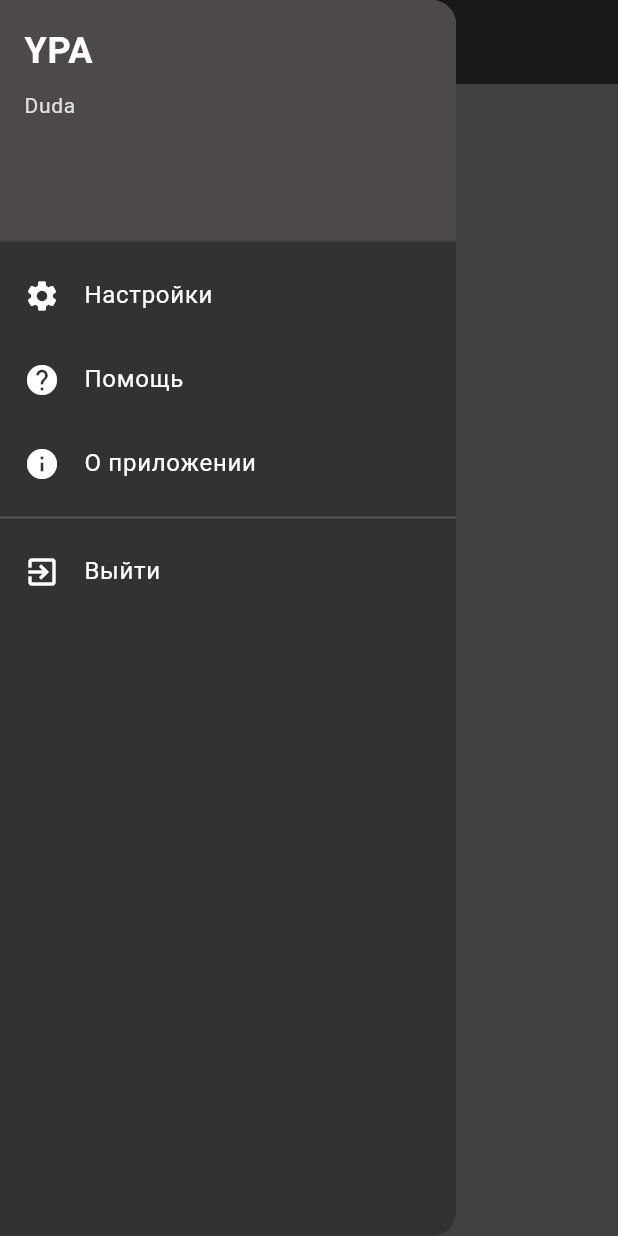
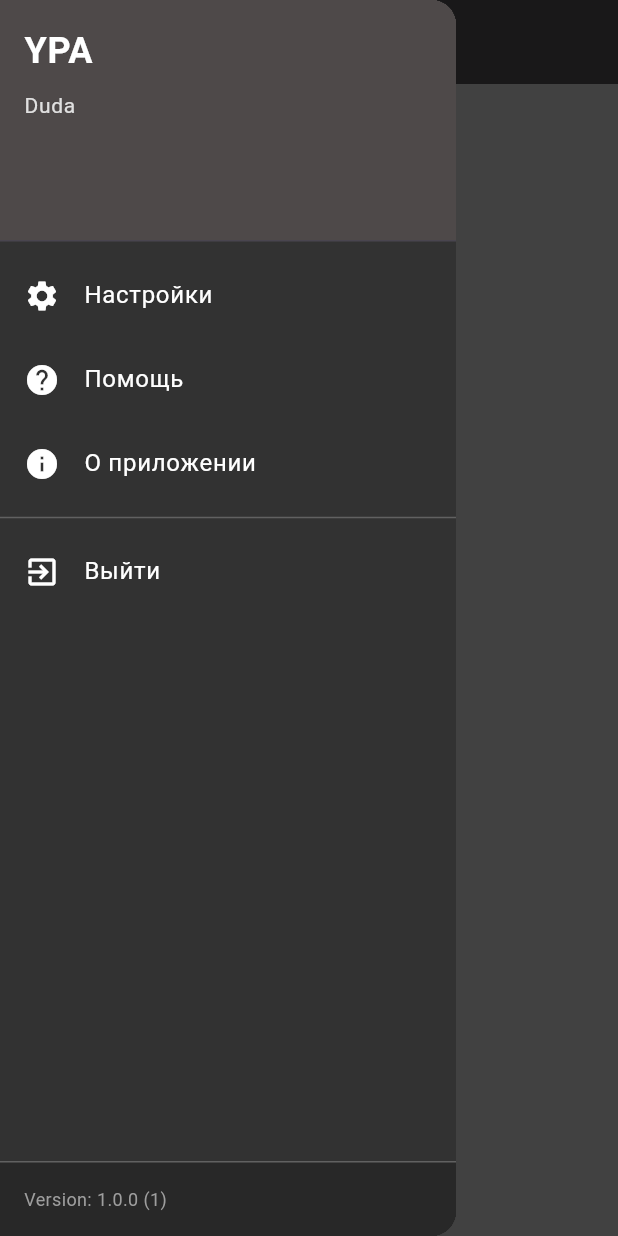
Before and after one commit to AndreyShikhov/YourPlasticArmy, a Flutter app: the screen it shows after launch, with the side drawer open, on a phone screen of 412 x 824 dp. Run offline on Flutter 3.47's test engine with Material 3 defaults, Android fonts, the phone set to English and light mode, and no system bars; our stand-ins replace go_router, package_info_plus.

Commit message:
add versions

```diff
--- a/YPA/lib/core/screens/main_screen.dart
+++ b/YPA/lib/core/screens/main_screen.dart
@@ -3,6 +3,7 @@ import 'dart:io';
 
 import 'package:flutter/material.dart';
 import 'package:go_router/go_router.dart';
+import 'package:package_info_plus/package_info_plus.dart';
 import 'package:provider/provider.dart';
 import 'package:ypa/core/widgets/buttons.dart';
 import 'package:ypa/core/data/style_data.dart';
@@ -26,6 +27,14 @@ class MainScreen extends StatefulWidget {
 class _MainScreenState extends State<MainScreen> {
   final Color contentColor = Colors.black26;
 
+  Map<ButtonType, bool> _statesAllButtons = {
+    ButtonType.warhammer40k: true,
+    ButtonType.warhammerAoS: true,
+  };
+  final List<String> _buttonTitles = [
+    'Warhammer 40K',
+    'Warhammer AoS',
+  ];
 
 
   @override
@@ -40,17 +49,6 @@ class _MainScreenState extends State<MainScreen> {
   }
 
 
-
-  List get _buttonHandlers => [
-        () =>  context.go('/game_screen'),
-  ];
-
-  Map<ButtonType, bool> _statesAllButtons = {
-    ButtonType.warhammer40k: true,
-    ButtonType.warhammerAoS: true,
-  };
-
-
   void enableAllButtons({bool isEnable = true}) {
     setState(() {
       _statesAllButtons = {
@@ -60,10 +58,41 @@ class _MainScreenState extends State<MainScreen> {
     });
   }
 
-  final List<String> _buttonTitles = [
-    'Warhammer 40K',
-    'Warhammer AoS',
+  List get _buttonHandlers => [
+        () =>  context.go('/game_screen'),
   ];
+
+
+  @override
+  Widget build(BuildContext context) {
+    // Получаем доступ к UserProvider
+    final userProvider = context.watch<UserProvider>();
+    userProvider.setName("Duda");
+
+    return Scaffold(
+      appBar: AppBar (
+        backgroundColor:  Color(0x7160605E),
+        shadowColor: Color(0x3C373771),
+        elevation: 0,
+        leading: Builder(
+          builder: (context)=> IconButton(
+              onPressed: ()=> Scaffold.of(context).openDrawer(),
+              icon: const Icon (Icons.menu, color: Colors.white,)
+          ),
+      ),
+      ),
+        drawer: _buildDrawer(context, userProvider),
+        body: Container(
+          color: mainScreenColor,
+          child: Center(
+            child: Column(
+              mainAxisAlignment: MainAxisAlignment.center,
+              children: _buildButtons(),
+            ),
+          ),
+        ),
+    );
+  }
 
   List<Widget> _buildButtons(){
     return _buttonTitles.asMap().entries.map((elem){
@@ -86,8 +115,13 @@ List<Widget> _buildButtons(){
   }
 
   Widget _buildDrawer(BuildContext context, UserProvider user) {
+
     return Drawer(
       backgroundColor: Color.fromARGB(255, 50, 50, 50),
+      child: Column(
+        children: [
+          // Основное содержимое меню (прокручиваемое)
+          Expanded(
             child: ListView(
               padding: EdgeInsets.zero,
               children: [
@@ -124,8 +158,7 @@ List<Widget> _buildButtons(){
                   icon: Icons.settings,
                   title: 'Настройки',
                   onTap: () {
-              Navigator.pop(context); // Закрываем меню
-              // TODO: Переход на экран настроек
+                    Navigator.pop(context);
                     print('Настройки');
                   },
                 ),
@@ -156,12 +189,35 @@ List<Widget> _buildButtons(){
                   title: 'Выйти',
                   onTap: () {
                     print('Выход');
-              Navigator.pop(context); // Закрыть диалог
-              // Для веба/десктопа — закрыть вкладку
-              // Для мобильных — SystemNavigator.pop()
+                    Navigator.pop(context);
                     if (Platform.isAndroid || Platform.isIOS) {
                       SystemNavigator.pop();
                     }
+                  },
+                ),
+              ],
+            ),
+          ),
+
+          // Версия приложения ВСЕГДА внизу
+          FutureBuilder<PackageInfo>(
+            future: PackageInfo.fromPlatform(),
+            builder: (context, snapshot) {
+              if (snapshot.hasData) {
+                return Container(
+                  width: double.infinity,
+                  padding: EdgeInsets.all(16),
+                  decoration: BoxDecoration(
+                    color: Color.fromARGB(255, 40, 40, 40),
+                    border: Border(top: BorderSide(color: Colors.grey[700]!)),
+                  ),
+                  child: Text(
+                    'Version: ${snapshot.data!.version} (${snapshot.data!.buildNumber})',
+                    style: TextStyle(color: Colors.grey[500], fontSize: 12),
+                  ),
+                );
+              }
+              return Container(); // Показываем пустой контейнер при загрузке
             },
           ),
         ],
@@ -173,45 +229,12 @@ List<Widget> _buildButtons(){
     required IconData icon,
     required String title,
     required VoidCallback onTap,
-  }) {
-    return ListTile(
+  }) { return ListTile(
     leading: Icon(icon, color: Colors.white),
     title: Text(
       title,
       style: TextStyle(color: Colors.white),
     ),
     onTap: onTap,
-    );
+  );}
 }
-
-  @override
-  Widget build(BuildContext context) {
-    // Получаем доступ к UserProvider
-    final userProvider = context.watch<UserProvider>();
-    userProvider.setName("Duda");
-
-    return Scaffold(
-      appBar: AppBar (
-        backgroundColor:  Color(0x7160605E),
-        shadowColor: Color(0x3C373771),
-        elevation: 0,
-        leading: Builder(
-          builder: (context)=> IconButton(
-              onPressed: ()=> Scaffold.of(context).openDrawer(),
-              icon: const Icon (Icons.menu, color: Colors.white,)
-          ),
-      ),
-      ),
-        drawer: _buildDrawer(context, userProvider),
-        body: Container(
-          color: mainScreenColor,
-          child: Center(
-            child: Column(
-              mainAxisAlignment: MainAxisAlignment.center,
-              children: _buildButtons(),
-            ),
-          ),
-        ),
-    );
-  }
-}
--- a/YPA/pubspec.yaml
+++ b/YPA/pubspec.yaml
@@ -32,6 +32,7 @@ dependencies:
     sdk: flutter
 
   provider: ^6.0.0
+  package_info_plus: ^8.0.0
   # The following adds the Cupertino Icons font to your application.
   # Use with the CupertinoIcons class for iOS style icons.
   cupertino_icons: ^1.0.8
```
Also changed, not shown: YPA/pubspec.lock, 1 other file. Lines whose indentation alone changed are shown as unchanged.
